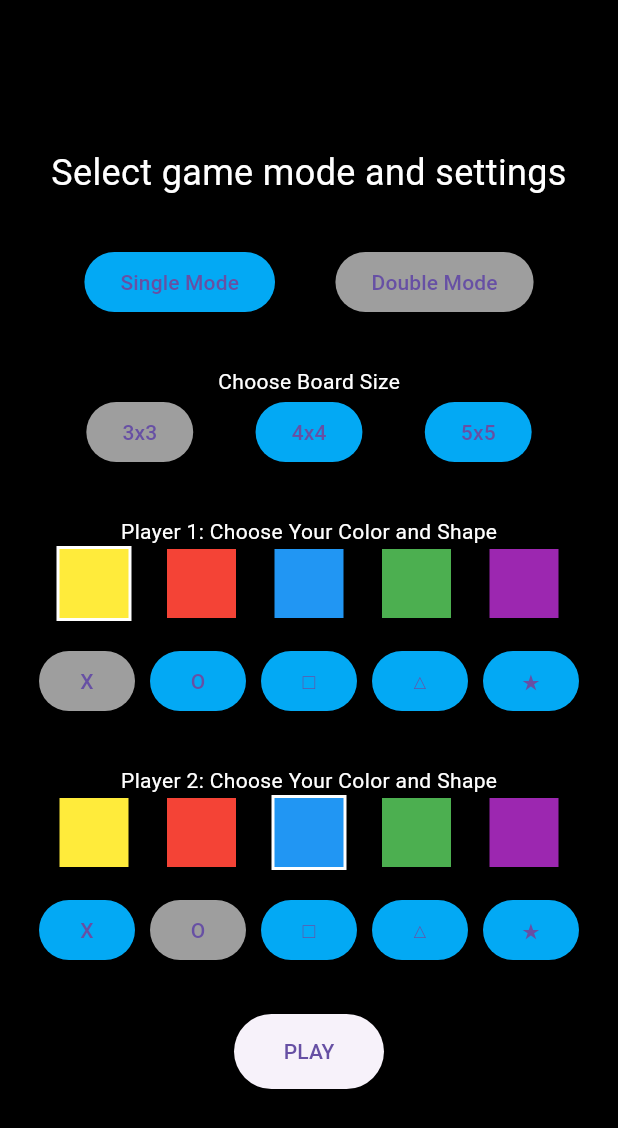
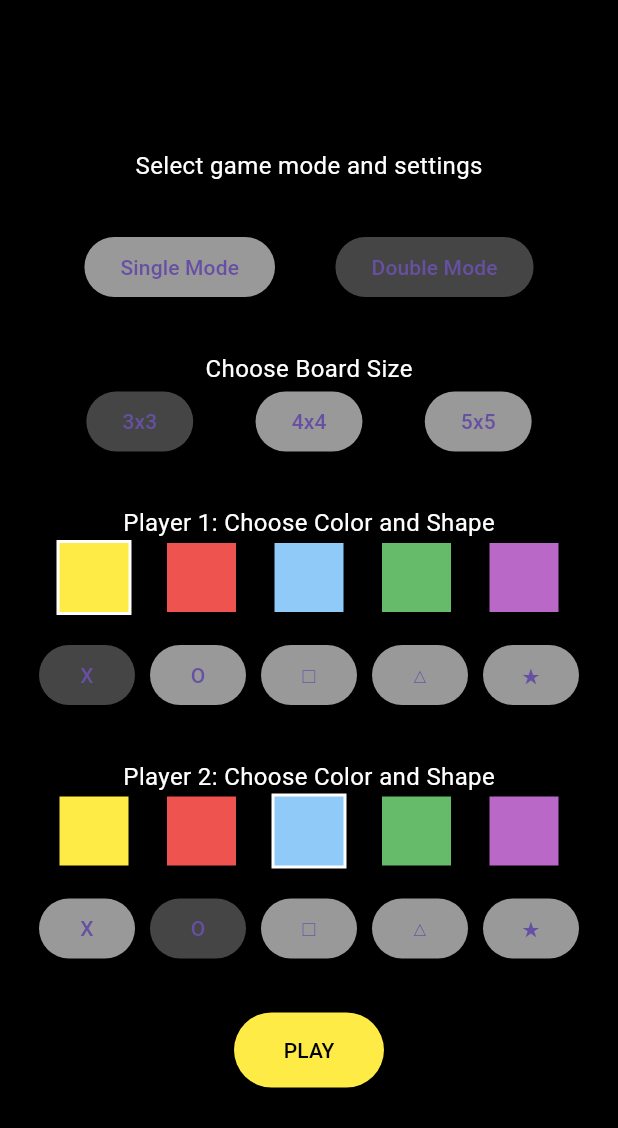
Before and after one commit to Klaudiaamarzec/Programowanie-Interfejsow-Mobilnych, a Flutter app: the screen it shows after launch, after a tap on "Double Mode", on a phone screen of 412 x 824 dp. Shown: the top 1128 px of the screen. Run offline on Flutter 3.47's test engine with Material 3 defaults, Android fonts, the phone set to English and light mode, and no system bars; Roboto replaces fonts that are missing (Default).

Commit message:
Some UI changes

```diff
--- a/flutter_tictactoe/lib/StartScreen.dart
+++ b/flutter_tictactoe/lib/StartScreen.dart
@@ -1,5 +1,6 @@
 import 'package:flutter/material.dart';
-
+import 'ui/theme/colors.dart';
+import 'ui/theme/typography.dart';
 import 'GameScreen.dart';
 import 'GameSettings.dart';
 
@@ -11,8 +12,8 @@ class StartScreen extends StatefulWidget {
 class _StartScreenState extends State<StartScreen> {
   GameMode selectedMode = GameMode.SINGLE_MODE;
   int selectedBoardSize = 3;
-  Color player1Color = Colors.yellow;
-  Color player2Color = Colors.blue;
+  Color player1Color = AppColors.yellow200;
+  Color player2Color = AppColors.blue200;
   PlayerShape player1Shape = PlayerShape.CROSS;
   PlayerShape player2Shape = PlayerShape.CIRCLE;
 
@@ -43,7 +44,7 @@ class _StartScreenState extends State<StartScreen> {
   @override
   Widget build(BuildContext context) {
     return Scaffold(
-      backgroundColor: Colors.black,
+      backgroundColor: AppColors.backgroundColor,
       body: Center(
         child: Padding(
           padding: const EdgeInsets.all(16.0),
@@ -53,8 +54,8 @@ class _StartScreenState extends State<StartScreen> {
             children: [
               Text(
                 "Select game mode and settings",
-                style: TextStyle(color: Colors.white, fontSize: 24),
-                textAlign: TextAlign.center,
+                style: AppTypography.bodyMedium.copyWith(color: AppColors.textColor),
+                textAlign: TextAlign.left,
               ),
               const SizedBox(height: 32),
 
@@ -65,14 +66,14 @@ class _StartScreenState extends State<StartScreen> {
                   ElevatedButton(
                     onPressed: () => setState(() => selectedMode = GameMode.SINGLE_MODE),
                     style: ElevatedButton.styleFrom(
-                      backgroundColor: selectedMode == GameMode.SINGLE_MODE ? Colors.grey : Colors.lightBlue,
+                      backgroundColor: selectedMode == GameMode.SINGLE_MODE ? AppColors.gray : AppColors.lightGray,
                     ),
                     child: Text("Single Mode"),
                   ),
                   ElevatedButton(
                     onPressed: () => setState(() => selectedMode = GameMode.DOUBLE_MODE),
                     style: ElevatedButton.styleFrom(
-                      backgroundColor: selectedMode == GameMode.DOUBLE_MODE ? Colors.grey : Colors.lightBlue,
+                      backgroundColor: selectedMode == GameMode.DOUBLE_MODE ? AppColors.gray : AppColors.lightGray,
                     ),
                     child: Text("Double Mode"),
                   ),
@@ -82,14 +83,14 @@ class _StartScreenState extends State<StartScreen> {
               const SizedBox(height: 32),
 
               // Rozmiar planszy
-              Text("Choose Board Size", style: TextStyle(color: Colors.white)),
+              Text("Choose Board Size", style: AppTypography.bodyMedium.copyWith(color: AppColors.textColor),),
               Row(
                 mainAxisAlignment: MainAxisAlignment.spaceEvenly,
                 children: [3, 4, 5].map((size) {
                   return ElevatedButton(
                     onPressed: () => setState(() => selectedBoardSize = size),
                     style: ElevatedButton.styleFrom(
-                      backgroundColor: selectedBoardSize == size ? Colors.grey : Colors.lightBlue,
+                      backgroundColor: selectedBoardSize == size ? AppColors.gray : AppColors.lightGray,
                     ),
                     child: Text("${size}x$size"),
                   );
@@ -100,12 +101,12 @@ class _StartScreenState extends State<StartScreen> {
 
               // Kolor i kształt dla trybu Single Mode
               if (selectedMode == GameMode.SINGLE_MODE) ...[
-                Text("Choose Your Color and Shape", style: TextStyle(color: Colors.white)),
+                Text("Choose Color and Shape", style: AppTypography.bodyMedium.copyWith(color: AppColors.textColor)),
 
                 // Wybór koloru
                 Row(
                   mainAxisAlignment: MainAxisAlignment.spaceEvenly,
-                  children: [Colors.yellow, Colors.red, Colors.blue, Colors.green, Colors.purple].map((color) {
+                  children: [AppColors.yellow200, AppColors.red200, AppColors.blue200, AppColors.green200, AppColors.purple200].map((color) {
                     return GestureDetector(
                       onTap: () => setState(() => player1Color = color),
                       child: Container(
@@ -114,7 +115,7 @@ class _StartScreenState extends State<StartScreen> {
                         decoration: BoxDecoration(
                           color: color,
                           border: Border.all(
-                            color: player1Color == color ? Colors.white : Colors.black,
+                            color: player1Color == color ? AppColors.borderColor2 : AppColors.borderColor3,
                             width: 2,
                           ),
                         ),
@@ -132,7 +133,7 @@ class _StartScreenState extends State<StartScreen> {
                     return ElevatedButton(
                       onPressed: () => setState(() => player1Shape = shape),
                       style: ElevatedButton.styleFrom(
-                        backgroundColor: player1Shape == shape ? Colors.grey : Colors.lightBlue,
+                        backgroundColor: player1Shape == shape ? AppColors.gray : AppColors.lightGray,
                       ),
                       child: Text(shape.symbol),
                     );
@@ -142,10 +143,10 @@ class _StartScreenState extends State<StartScreen> {
 
               if (selectedMode == GameMode.DOUBLE_MODE) ...[
                 // Ustawienia dla gracza 1
-                Text("Player 1: Choose Your Color and Shape", style: TextStyle(color: Colors.white)),
+                Text("Player 1: Choose Color and Shape", style: AppTypography.bodyMedium.copyWith(color: AppColors.textColor)),
                 Row(
                   mainAxisAlignment: MainAxisAlignment.spaceEvenly,
-                  children: [Colors.yellow, Colors.red, Colors.blue, Colors.green, Colors.purple].map((color) {
+                  children: [AppColors.yellow200, AppColors.red200, AppColors.blue200, AppColors.green200, AppColors.purple200].map((color) {
                     return GestureDetector(
                       onTap: () => setState(() {
                         if (color != player2Color) player1Color = color;
@@ -156,7 +157,7 @@ class _StartScreenState extends State<StartScreen> {
                         decoration: BoxDecoration(
                           color: color,
                           border: Border.all(
-                            color: player1Color == color ? Colors.white : Colors.black,
+                            color: player1Color == color ? AppColors.borderColor2 : AppColors.borderColor3,
                             width: 2,
                           ),
                         ),
@@ -175,7 +176,7 @@ class _StartScreenState extends State<StartScreen> {
                         if (shape != player2Shape) player1Shape = shape;
                       }),
                       style: ElevatedButton.styleFrom(
-                        backgroundColor: player1Shape == shape ? Colors.grey : Colors.lightBlue,
+                        backgroundColor: player1Shape == shape ? AppColors.gray : AppColors.lightGray,
                       ),
                       child: Text(shape.symbol),
                     );
@@ -184,10 +185,10 @@ class _StartScreenState extends State<StartScreen> {
 
                 const SizedBox(height: 32),
 
-                Text("Player 2: Choose Your Color and Shape", style: TextStyle(color: Colors.white)),
+                Text("Player 2: Choose Color and Shape", style: AppTypography.bodyMedium.copyWith(color: AppColors.textColor)),
                 Row(
                   mainAxisAlignment: MainAxisAlignment.spaceEvenly,
-                  children: [Colors.yellow, Colors.red, Colors.blue, Colors.green, Colors.purple].map((color) {
+                  children: [AppColors.yellow200, AppColors.red200, AppColors.blue200, AppColors.green200, AppColors.purple200].map((color) {
                     return GestureDetector(
                       onTap: () => setState(() {
                         if (color != player1Color) player2Color = color;
@@ -198,7 +199,7 @@ class _StartScreenState extends State<StartScreen> {
                         decoration: BoxDecoration(
                           color: color,
                           border: Border.all(
-                            color: player2Color == color ? Colors.white : Colors.black,
+                            color: player2Color == color ? AppColors.borderColor2 : AppColors.borderColor3,
                             width: 2,
                           ),
                         ),
@@ -217,7 +218,7 @@ class _StartScreenState extends State<StartScreen> {
                         if (shape != player1Shape) player2Shape = shape;
                       }),
                       style: ElevatedButton.styleFrom(
-                        backgroundColor: player2Shape == shape ? Colors.grey : Colors.lightBlue,
+                        backgroundColor: player2Shape == shape ? AppColors.gray : AppColors.lightGray,
                       ),
                       child: Text(shape.symbol),
                     );
@@ -232,6 +233,8 @@ class _StartScreenState extends State<StartScreen> {
                 onPressed: startGame,
                 style: ElevatedButton.styleFrom(
                   minimumSize: Size(100, 50),
+                  backgroundColor: AppColors.yellow200,
+                  foregroundColor: AppColors.backgroundColor,
                 ),
                 child: Text("PLAY"),
               ),
--- /dev/null
+++ b/flutter_tictactoe/lib/ui/theme/colors.dart
@@ -0,0 +1,19 @@
+import 'package:flutter/material.dart';
+
+class AppColors {
+  static const Color yellow200 = Color(0xFFFFEB46);
+  static const Color blue200 = Color(0xFF90CAF9);
+  static const Color red200 = Color(0xFFEF5350);
+  static const Color green200 = Color(0xFF66BB6A);
+  static const Color purple200 = Color(0xFFBA68C8);
+
+  static const Color backgroundColor = Color(0xFF000000);
+  static const Color textColor = Color(0xFFFFFFFF);
+
+  static const Color borderColor = Color(0xFFFFEB46);
+  static const Color borderColor2 = Color(0xFFFFFFFF);
+  static const Color borderColor3 = Color(0xFF000000);
+
+  static const Color gray = Color(0xFF454545);
+  static const Color lightGray = Color(0xFF999999);
+}
--- /dev/null
+++ b/flutter_tictactoe/lib/ui/theme/typography.dart
@@ -0,0 +1,27 @@
+import 'package:flutter/material.dart';
+
+class AppTypography {
+  static const TextStyle headlineLarge = TextStyle(
+    fontFamily: 'Default',
+    fontWeight: FontWeight.bold,
+    fontSize: 32,
+  );
+
+  static const TextStyle displayMedium = TextStyle(
+    fontFamily: 'Default',
+    fontWeight: FontWeight.w600,
+    fontSize: 24,
+  );
+
+  static const TextStyle bodyMedium = TextStyle(
+    fontFamily: 'Default',
+    fontWeight: FontWeight.normal,
+    fontSize: 16,
+  );
+
+  static final TextTheme textTheme = TextTheme(
+    headlineLarge: headlineLarge,
+    titleMedium: displayMedium,
+    bodyMedium: bodyMedium,
+  );
+}
```
Also changed, not shown: flutter_tictactoe/lib/GameScreen.dart (+4 -8 lines), flutter_tictactoe/lib/ResultScreen.dart (+8 -16 lines), flutter_tictactoe/lib/ui/theme/theme.dart (added, +29 -0 lines).
